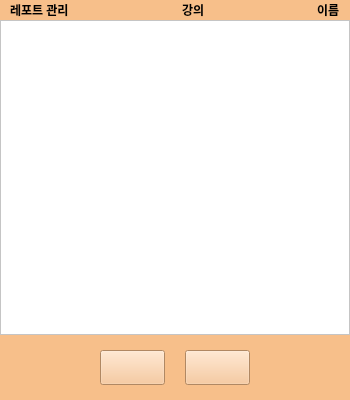
This is Soft_DEV/report_manager.ui in gnu-swta/Chat as Qt 5 draws it before an edit. The edited form follows.
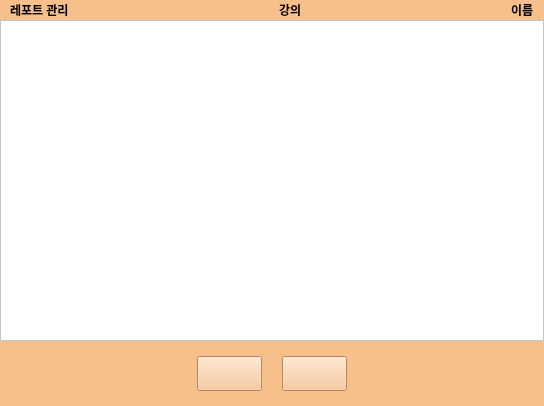
This is the edited form. Icons and pictures are not drawn.

The edit to the form file:
```diff
--- a/Soft_DEV/report_manager.ui
+++ b/Soft_DEV/report_manager.ui
@@ -6,8 +6,8 @@
    <rect>
     <x>0</x>
     <y>0</y>
-    <width>350</width>
-    <height>400</height>
+    <width>544</width>
+    <height>406</height>
    </rect>
   </property>
   <property name="windowTitle">
```
